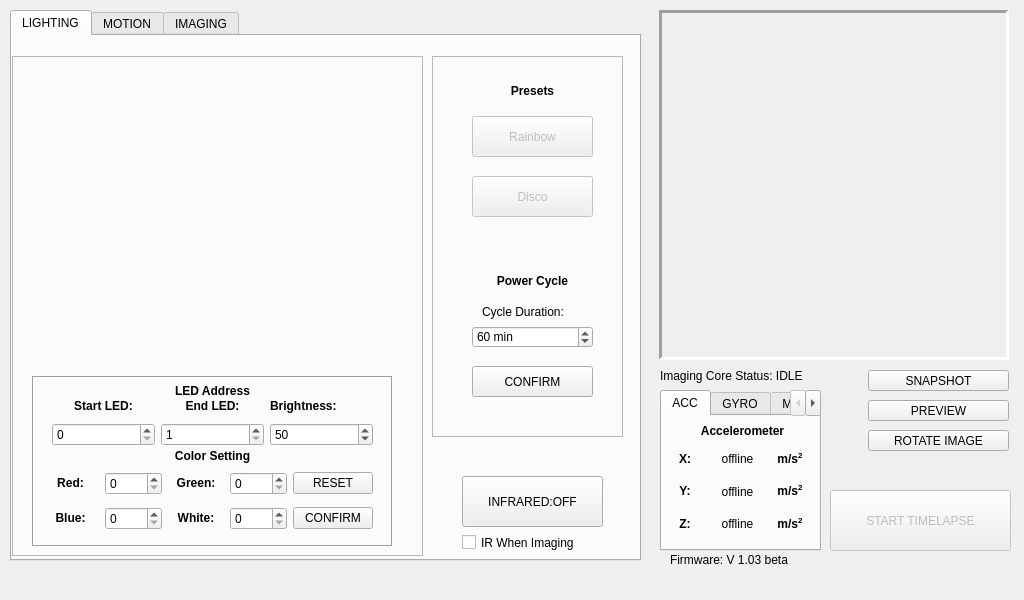
Above: _ui/Clinostat.ui from CoCl-Jerry/SciSpin_Max_Dev before the change. Below: the same form after it.
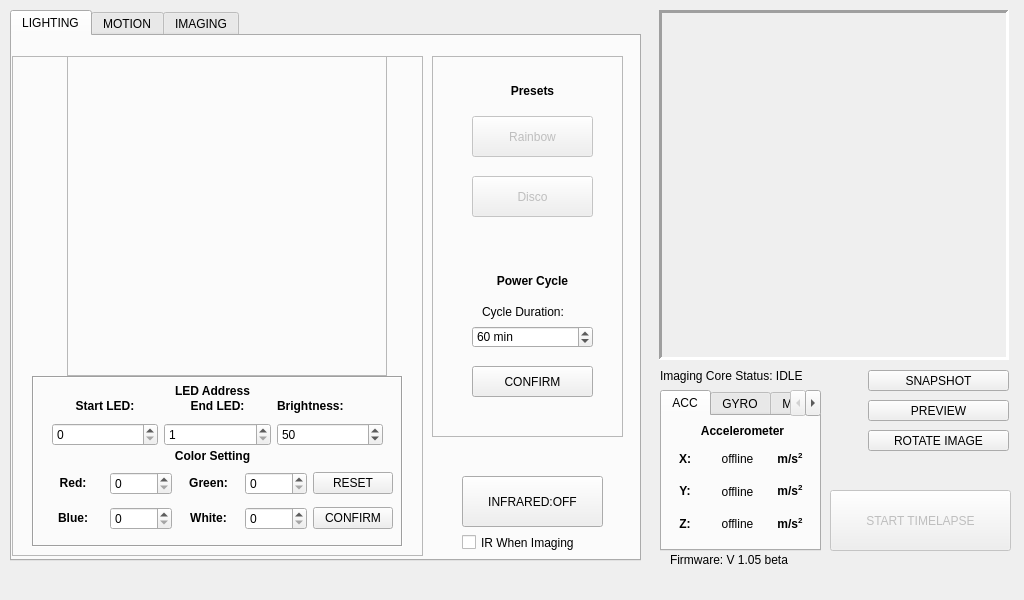
That is the form after the change. Icons and pictures are not drawn.

The edit to the form file:
```diff
--- a/_ui/Clinostat.ui
+++ b/_ui/Clinostat.ui
@@ -88,10 +88,16 @@
         <rect>
          <x>55</x>
          <y>0</y>
-         <width>300</width>
-         <height>300</height>
+         <width>320</width>
+         <height>320</height>
         </rect>
        </property>
+       <property name="frameShape">
+        <enum>QFrame::StyledPanel</enum>
+       </property>
+       <property name="frameShadow">
+        <enum>QFrame::Sunken</enum>
+       </property>
        <property name="text">
         <string/>
        </property>
@@ -107,7 +113,7 @@
         <rect>
          <x>20</x>
          <y>320</y>
-         <width>361</width>
+         <width>371</width>
          <height>171</height>
         </rect>
        </property>
@@ -148,7 +154,7 @@
          <rect>
           <x>20</x>
           <y>19</y>
-          <width>321</width>
+          <width>331</width>
           <height>51</height>
          </rect>
         </property>
@@ -223,7 +229,7 @@
          <rect>
           <x>10</x>
           <y>90</y>
-          <width>331</width>
+          <width>351</width>
           <height>71</height>
          </rect>
         </property>
@@ -1119,7 +1125,7 @@
      </rect>
     </property>
     <property name="text">
-     <string>Firmware: V 1.03 beta</string>
+     <string>Firmware: V 1.05 beta</string>
     </property>
    </widget>
    <widget class="QTabWidget" name="Sensor_tabWidget">
```
